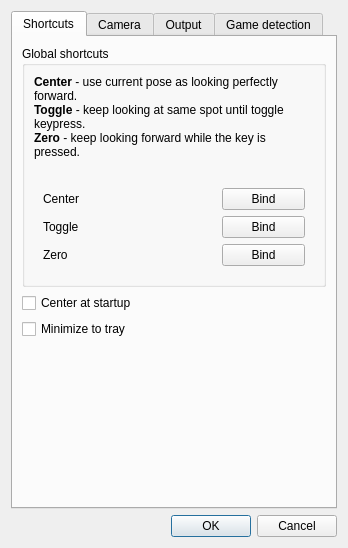
opentrack/opentrack, file facetracknoir/settings.ui: the form before one commit.
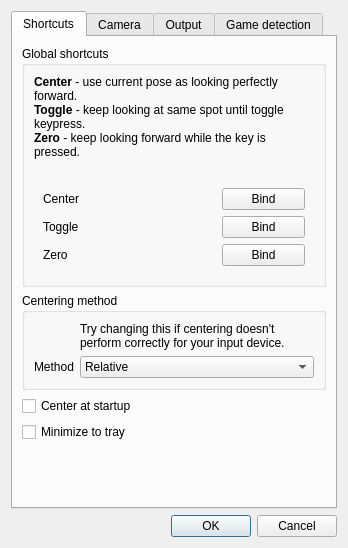
The form after the commit. Icons and pictures are not drawn. Custom widgets are drawn as their Qt base class.

Commit message:
main: add relative and absolute center options
Closes #237

```diff
--- a/facetracknoir/settings.ui
+++ b/facetracknoir/settings.ui
@@ -140,6 +140,46 @@
          </layout>
         </widget>
        </item>
+       <item>
+        <widget class="QGroupBox" name="groupBox_9">
+         <property name="title">
+          <string>Centering method</string>
+         </property>
+         <layout class="QGridLayout" name="gridLayout">
+          <item row="1" column="0">
+           <widget class="QLabel" name="label_26">
+            <property name="text">
+             <string>Method</string>
+            </property>
+           </widget>
+          </item>
+          <item row="1" column="1">
+           <widget class="QComboBox" name="center_method">
+            <item>
+             <property name="text">
+              <string>Relative</string>
+             </property>
+            </item>
+            <item>
+             <property name="text">
+              <string>Absolute</string>
+             </property>
+            </item>
+           </widget>
+          </item>
+          <item row="0" column="1">
+           <widget class="QLabel" name="label_25">
+            <property name="text">
+             <string>Try changing this if centering doesn't perform correctly for your input device.</string>
+            </property>
+            <property name="wordWrap">
+             <bool>true</bool>
+            </property>
+           </widget>
+          </item>
+         </layout>
+        </widget>
+       </item>
        <item>
         <widget class="QCheckBox" name="center_at_startup">
          <property name="text">
```
The commit also changes 3 other files.
